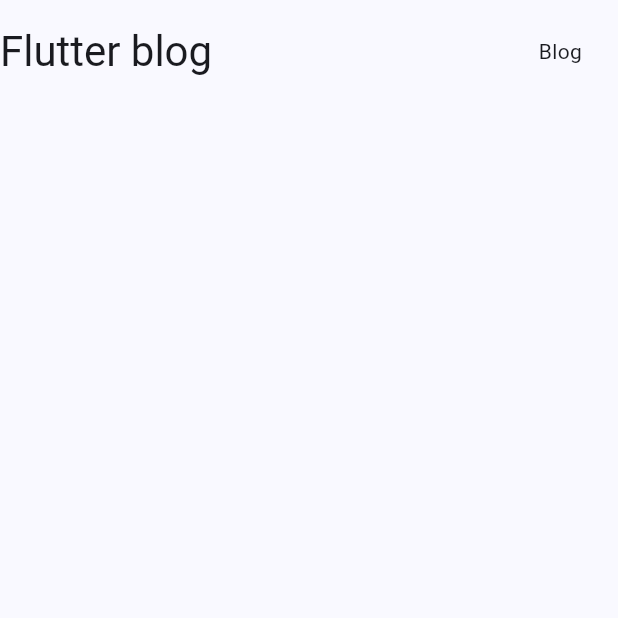
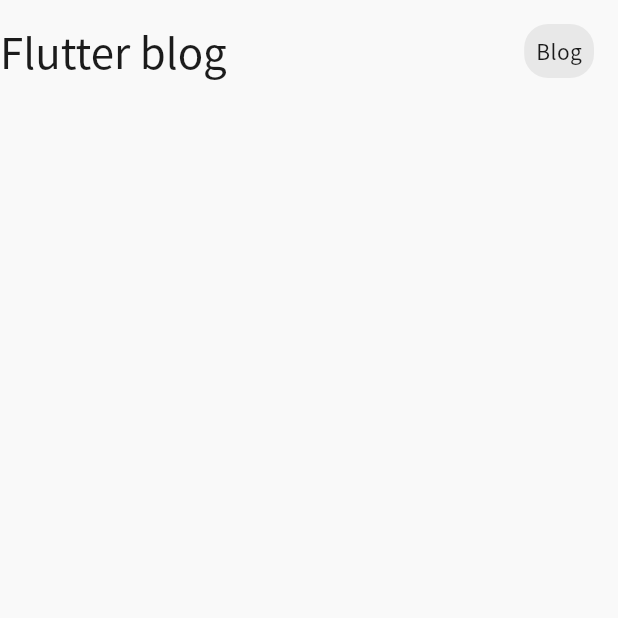
Before and after one commit to hogumachu/flutter-blog, a Flutter app: the screen it shows after launch, on a phone screen of 412 x 824 dp, the top half of it. Run offline on Flutter 3.47's test engine with Material 3 defaults, Android fonts, the phone set to English and light mode, and no system bars; our stand-ins replace google_fonts.

Commit message:
update theme

```diff
--- a/lib/bootstrap/bootstrap.dart
+++ b/lib/bootstrap/bootstrap.dart
@@ -1,5 +1,6 @@
 import 'package:flutter/material.dart';
 import 'package:flutter_blog/design_system/themes/material_theme.dart';
+import 'package:flutter_blog/design_system/themes/util.dart';
 import 'package:flutter_blog/home/home_page.dart';
 
 abstract class Bootstrap {
@@ -18,17 +19,12 @@
 
   @override
   Widget build(BuildContext context) {
-    final lightScheme = MaterialTheme.lightScheme();
-    final darkScheme = MaterialTheme.darkScheme();
+    final brightness = View.of(context).platformDispatcher.platformBrightness;
+    TextTheme textTheme =
+        createTextTheme(context, "Noto Sans KR", "Noto Sans KR");
+    MaterialTheme theme = MaterialTheme(textTheme);
     return MaterialApp(
-      theme: ThemeData(
-        colorScheme: lightScheme.toColorScheme(),
-        useMaterial3: true,
-      ),
-      darkTheme: ThemeData(
-        colorScheme: darkScheme.toColorScheme(),
-        useMaterial3: true,
-      ),
+      theme: brightness == Brightness.light ? theme.light() : theme.dark(),
       home: HomeScreen(),
     );
   }
--- a/lib/design_system/components/button/blog_text_button.dart
+++ b/lib/design_system/components/button/blog_text_button.dart
@@ -21,10 +21,10 @@
       onTap: onTap,
       child: HoverWidget(
         style: HoverStyle(
-          backgroundColor: colorScheme.surface,
+          backgroundColor: colorScheme.surfaceContainerHigh,
           borderRadius: const BorderRadius.all(Radius.circular(16)),
           contentMargin: const EdgeInsets.all(16),
-          hoverColor: colorScheme.surface.withValues(alpha: 3),
+          hoverColor: colorScheme.surfaceContainerHighest,
         ),
         builder: (context, onHover) => _render(context, onHover),
       ),
--- a/lib/design_system/themes/material_theme.dart
+++ b/lib/design_system/themes/material_theme.dart
@@ -5,122 +5,334 @@
 
   const MaterialTheme(this.textTheme);
 
-  static MaterialScheme lightScheme() {
-    return const MaterialScheme(
+  static ColorScheme lightScheme() {
+    return const ColorScheme(
       brightness: Brightness.light,
-      primary: Color(0xff445e91),
-      surfaceTint: Color(0xff445e91),
+      primary: Color(0xff0058be),
+      surfaceTint: Color(0xff005ac2),
       onPrimary: Color(0xffffffff),
-      primaryContainer: Color(0xffd8e2ff),
-      onPrimaryContainer: Color(0xff001a42),
-      secondary: Color(0xff445e91),
+      primaryContainer: Color(0xff2271e3),
+      onPrimaryContainer: Color(0xfffefcff),
+      secondary: Color(0xff006d38),
       onSecondary: Color(0xffffffff),
-      secondaryContainer: Color(0xffd8e2ff),
-      onSecondaryContainer: Color(0xff001a42),
-      tertiary: Color(0xff715573),
+      secondaryContainer: Color(0xff4cec8b),
+      onSecondaryContainer: Color(0xff006734),
+      tertiary: Color(0xff596400),
       onTertiary: Color(0xffffffff),
-      tertiaryContainer: Color(0xfffcd7fb),
-      onTertiaryContainer: Color(0xff29132d),
+      tertiaryContainer: Color(0xffddf34e),
+      onTertiaryContainer: Color(0xff616e00),
       error: Color(0xffba1a1a),
       onError: Color(0xffffffff),
       errorContainer: Color(0xffffdad6),
-      onErrorContainer: Color(0xff410002),
-      background: Color(0xfff9f9ff),
-      onBackground: Color(0xff1a1b20),
-      surface: Color(0xfff9f9ff),
-      onSurface: Color(0xff1a1b20),
-      surfaceVariant: Color(0xffe1e2ec),
-      onSurfaceVariant: Color(0xff44474f),
-      outline: Color(0xff75777f),
-      outlineVariant: Color(0xffc4c6d0),
+      onErrorContainer: Color(0xff93000a),
+      surface: Color(0xfff9f9f9),
+      onSurface: Color(0xff1b1b1b),
+      onSurfaceVariant: Color(0xff444748),
+      outline: Color(0xff747878),
+      outlineVariant: Color(0xffc4c7c8),
       shadow: Color(0xff000000),
       scrim: Color(0xff000000),
-      inverseSurface: Color(0xff2f3036),
-      inverseOnSurface: Color(0xfff0f0f7),
+      inverseSurface: Color(0xff303030),
       inversePrimary: Color(0xffaec6ff),
       primaryFixed: Color(0xffd8e2ff),
       onPrimaryFixed: Color(0xff001a42),
       primaryFixedDim: Color(0xffaec6ff),
-      onPrimaryFixedVariant: Color(0xff2b4678),
-      secondaryFixed: Color(0xffd8e2ff),
-      onSecondaryFixed: Color(0xff001a42),
-      secondaryFixedDim: Color(0xffaec6ff),
-      onSecondaryFixedVariant: Color(0xff2c4678),
-      tertiaryFixed: Color(0xfffcd7fb),
-      onTertiaryFixed: Color(0xff29132d),
-      tertiaryFixedDim: Color(0xffdebcdf),
-      onTertiaryFixedVariant: Color(0xff583e5b),
-      surfaceDim: Color(0xffd9d9e0),
-      surfaceBright: Color(0xfff9f9ff),
+      onPrimaryFixedVariant: Color(0xff004395),
+      secondaryFixed: Color(0xff62ff9b),
+      onSecondaryFixed: Color(0xff00210d),
+      secondaryFixedDim: Color(0xff3ee182),
+      onSecondaryFixedVariant: Color(0xff005228),
+      tertiaryFixed: Color(0xffd8ee49),
+      onTertiaryFixed: Color(0xff191e00),
+      tertiaryFixedDim: Color(0xffbcd12d),
+      onTertiaryFixedVariant: Color(0xff424b00),
+      surfaceDim: Color(0xffdadada),
+      surfaceBright: Color(0xfff9f9f9),
       surfaceContainerLowest: Color(0xffffffff),
-      surfaceContainerLow: Color(0xfff3f3fa),
-      surfaceContainer: Color(0xffeeedf4),
-      surfaceContainerHigh: Color(0xffe8e7ef),
-      surfaceContainerHighest: Color(0xffe2e2e9),
+      surfaceContainerLow: Color(0xfff3f3f3),
+      surfaceContainer: Color(0xffeeeeee),
+      surfaceContainerHigh: Color(0xffe8e8e8),
+      surfaceContainerHighest: Color(0xffe2e2e2),
     );
   }
 
   ThemeData light() {
-    return theme(lightScheme().toColorScheme());
+    return theme(lightScheme());
   }
 
-  static MaterialScheme darkScheme() {
-    return const MaterialScheme(
+  static ColorScheme lightMediumContrastScheme() {
+    return const ColorScheme(
+      brightness: Brightness.light,
+      primary: Color(0xff003475),
+      surfaceTint: Color(0xff005ac2),
+      onPrimary: Color(0xffffffff),
+      primaryContainer: Color(0xff1069db),
+      onPrimaryContainer: Color(0xffffffff),
+      secondary: Color(0xff003f1e),
+      onSecondary: Color(0xffffffff),
+      secondaryContainer: Color(0xff007e41),
+      onSecondaryContainer: Color(0xffffffff),
+      tertiary: Color(0xff333a00),
+      onTertiary: Color(0xffffffff),
+      tertiaryContainer: Color(0xff667400),
+      onTertiaryContainer: Color(0xffffffff),
+      error: Color(0xff740006),
+      onError: Color(0xffffffff),
+      errorContainer: Color(0xffcf2c27),
+      onErrorContainer: Color(0xffffffff),
+      surface: Color(0xfff9f9f9),
+      onSurface: Color(0xff111111),
+      onSurfaceVariant: Color(0xff333738),
+      outline: Color(0xff4f5354),
+      outlineVariant: Color(0xff6a6e6e),
+      shadow: Color(0xff000000),
+      scrim: Color(0xff000000),
+      inverseSurface: Color(0xff303030),
+      inversePrimary: Color(0xffaec6ff),
+      primaryFixed: Color(0xff1069db),
+      onPrimaryFixed: Color(0xffffffff),
+      primaryFixedDim: Color(0xff0051b0),
+      onPrimaryFixedVariant: Color(0xffffffff),
+      secondaryFixed: Color(0xff007e41),
+      onSecondaryFixed: Color(0xffffffff),
+      secondaryFixedDim: Color(0xff006231),
+      onSecondaryFixedVariant: Color(0xffffffff),
+      tertiaryFixed: Color(0xff667400),
+      onTertiaryFixed: Color(0xffffffff),
+      tertiaryFixedDim: Color(0xff4f5a00),
+      onTertiaryFixedVariant: Color(0xffffffff),
+      surfaceDim: Color(0xffc6c6c6),
+      surfaceBright: Color(0xfff9f9f9),
+      surfaceContainerLowest: Color(0xffffffff),
+      surfaceContainerLow: Color(0xfff3f3f3),
+      surfaceContainer: Color(0xffe8e8e8),
+      surfaceContainerHigh: Color(0xffdddddd),
+      surfaceContainerHighest: Color(0xffd1d1d1),
+    );
+  }
+
+  ThemeData lightMediumContrast() {
+    return theme(lightMediumContrastScheme());
+  }
+
+  static ColorScheme lightHighContrastScheme() {
+    return const ColorScheme(
+      brightness: Brightness.light,
+      primary: Color(0xff002a62),
+      surfaceTint: Color(0xff005ac2),
+      onPrimary: Color(0xffffffff),
+      primaryContainer: Color(0xff004699),
+      onPrimaryContainer: Color(0xffffffff),
+      secondary: Color(0xff003417),
+      onSecondary: Color(0xffffffff),
+      secondaryContainer: Color(0xff00552a),
+      onSecondaryContainer: Color(0xffffffff),
+      tertiary: Color(0xff292f00),
+      onTertiary: Color(0xffffffff),
+      tertiaryContainer: Color(0xff454e00),
+      onTertiaryContainer: Color(0xffffffff),
+      error: Color(0xff600004),
+      onError: Color(0xffffffff),
+      errorContainer: Color(0xff98000a),
+      onErrorContainer: Color(0xffffffff),
+      surface: Color(0xfff9f9f9),
+      onSurface: Color(0xff000000),
+      onSurfaceVariant: Color(0xff000000),
+      outline: Color(0xff292d2d),
+      outlineVariant: Color(0xff464a4a),
+      shadow: Color(0xff000000),
+      scrim: Color(0xff000000),
+      inverseSurface: Color(0xff303030),
+      inversePrimary: Color(0xffaec6ff),
+      primaryFixed: Color(0xff004699),
+      onPrimaryFixed: Color(0xffffffff),
+      primaryFixedDim: Color(0xff00306e),
+      onPrimaryFixedVariant: Color(0xffffffff),
+      secondaryFixed: Color(0xff00552a),
+      onSecondaryFixed: Color(0xffffffff),
+      secondaryFixedDim: Color(0xff003b1c),
+      onSecondaryFixedVariant: Color(0xffffffff),
+      tertiaryFixed: Color(0xff454e00),
+      onTertiaryFixed: Color(0xffffffff),
+      tertiaryFixedDim: Color(0xff2f3600),
+      onTertiaryFixedVariant: Color(0xffffffff),
+      surfaceDim: Color(0xffb9b9b9),
+      surfaceBright: Color(0xfff9f9f9),
+      surfaceContainerLowest: Color(0xffffffff),
+      surfaceContainerLow: Color(0xfff1f1f1),
+      surfaceContainer: Color(0xffe2e2e2),
+      surfaceContainerHigh: Color(0xffd4d4d4),
+      surfaceContainerHighest: Color(0xffc6c6c6),
+    );
+  }
+
+  ThemeData lightHighContrast() {
+    return theme(lightHighContrastScheme());
+  }
+
+  static ColorScheme darkScheme() {
+    return const ColorScheme(
       brightness: Brightness.dark,
       primary: Color(0xffaec6ff),
       surfaceTint: Color(0xffaec6ff),
-      onPrimary: Color(0xff112f60),
-      primaryContainer: Color(0xff2b4678),
-      onPrimaryContainer: Color(0xffd8e2ff),
-      secondary: Color(0xffaec6ff),
-      onSecondary: Color(0xff112f60),
-      secondaryContainer: Color(0xff2c4678),
-      onSecondaryContainer: Color(0xffd8e2ff),
-      tertiary: Color(0xffdebcdf),
-      onTertiary: Color(0xff402843),
-      tertiaryContainer: Color(0xff583e5b),
-      onTertiaryContainer: Color(0xfffcd7fb),
+      onPrimary: Color(0xff002e6a),
+      primaryContainer: Color(0xff4d8eff),
+      onPrimaryContainer: Color(0xff002558),
+      secondary: Color(0xffafffc1),
+      onSecondary: Color(0xff00391a),
+      secondaryContainer: Color(0xff4cec8b),
+      onSecondaryContainer: Color(0xff006734),
+      tertiary: Color(0xffffffff),
+      onTertiary: Color(0xff2d3400),
+      tertiaryContainer: Color(0xffd8ee49),
+      onTertiaryContainer: Color(0xff5e6a00),
       error: Color(0xffffb4ab),
       onError: Color(0xff690005),
       errorContainer: Color(0xff93000a),
       onErrorContainer: Color(0xffffdad6),
-      background: Color(0xff111318),
-      onBackground: Color(0xffe2e2e9),
-      surface: Color(0xff111318),
-      onSurface: Color(0xffe2e2e9),
-      surfaceVariant: Color(0xff44474f),
-      onSurfaceVariant: Color(0xffc4c6d0),
-      outline: Color(0xff8e9099),
-      outlineVariant: Color(0xff44474f),
+      surface: Color(0xff131313),
+      onSurface: Color(0xffe2e2e2),
+      onSurfaceVariant: Color(0xffc4c7c8),
+      outline: Color(0xff8e9192),
+      outlineVariant: Color(0xff444748),
       shadow: Color(0xff000000),
       scrim: Color(0xff000000),
-      inverseSurface: Color(0xffe2e2e9),
-      inverseOnSurface: Color(0xff2f3036),
-      inversePrimary: Color(0xff445e91),
+      inverseSurface: Color(0xffe2e2e2),
+      inversePrimary: Color(0xff005ac2),
       primaryFixed: Color(0xffd8e2ff),
       onPrimaryFixed: Color(0xff001a42),
       primaryFixedDim: Color(0xffaec6ff),
-      onPrimaryFixedVariant: Color(0xff2b4678),
-      secondaryFixed: Color(0xffd8e2ff),
-      onSecondaryFixed: Color(0xff001a42),
-      secondaryFixedDim: Color(0xffaec6ff),
-      onSecondaryFixedVariant: Color(0xff2c4678),
-      tertiaryFixed: Color(0xfffcd7fb),
-      onTertiaryFixed: Color(0xff29132d),
-      tertiaryFixedDim: Color(0xffdebcdf),
-      onTertiaryFixedVariant: Color(0xff583e5b),
-      surfaceDim: Color(0xff111318),
-      surfaceBright: Color(0xff37393e),
-      surfaceContainerLowest: Color(0xff0c0e13),
-      surfaceContainerLow: Color(0xff1a1b20),
-      surfaceContainer: Color(0xff1e1f25),
-      surfaceContainerHigh: Color(0xff282a2f),
-      surfaceContainerHighest: Color(0xff33353a),
+      onPrimaryFixedVariant: Color(0xff004395),
+      secondaryFixed: Color(0xff62ff9b),
+      onSecondaryFixed: Color(0xff00210d),
+      secondaryFixedDim: Color(0xff3ee182),
+      onSecondaryFixedVariant: Color(0xff005228),
+      tertiaryFixed: Color(0xffd8ee49),
+      onTertiaryFixed: Color(0xff191e00),
+      tertiaryFixedDim: Color(0xffbcd12d),
+      onTertiaryFixedVariant: Color(0xff424b00),
+      surfaceDim: Color(0xff131313),
+      surfaceBright: Color(0xff393939),
+      surfaceContainerLowest: Color(0xff0e0e0e),
+      surfaceContainerLow: Color(0xff1b1b1b),
+      surfaceContainer: Color(0xff1f1f1f),
+      surfaceContainerHigh: Color(0xff2a2a2a),
+      surfaceContainerHighest: Color(0xff353535),
     );
   }
 
   ThemeData dark() {
-    return theme(darkScheme().toColorScheme());
+    return theme(darkScheme());
+  }
+
+  static ColorScheme darkMediumContrastScheme() {
+    return const ColorScheme(
+      brightness: Brightness.dark,
+      primary: Color(0xffcfdcff),
+      surfaceTint: Color(0xffaec6ff),
+      onPrimary: Color(0xff002455),
+      primaryContainer: Color(0xff4d8eff),
+      onPrimaryContainer: Color(0xff000000),
+      secondary: Color(0xffafffc1),
+      onSecondary: Color(0xff00391a),
+      secondaryContainer: Color(0xff4cec8b),
+      onSecondaryContainer: Color(0xff004722),
+      tertiary: Color(0xffffffff),
+      onTertiary: Color(0xff2d3400),
+      tertiaryContainer: Color(0xffd8ee49),
+      onTertiaryContainer: Color(0xff434d00),
+      error: Color(0xffffd2cc),
+      onError: Color(0xff540003),
+      errorContainer: Color(0xffff5449),
+      onErrorContainer: Color(0xff000000),
+      surface: Color(0xff131313),
+      onSurface: Color(0xffffffff),
+      onSurfaceVariant: Color(0xffdadddd),
+      outline: Color(0xffafb2b3),
+      outlineVariant: Color(0xff8d9191),
+      shadow: Color(0xff000000),
+      scrim: Color(0xff000000),
+      inverseSurface: Color(0xffe2e2e2),
+      inversePrimary: Color(0xff004597),
+      primaryFixed: Color(0xffd8e2ff),
+      onPrimaryFixed: Color(0xff00102e),
+      primaryFixedDim: Color(0xffaec6ff),
+      onPrimaryFixedVariant: Color(0xff003475),
+      secondaryFixed: Color(0xff62ff9b),
+      onSecondaryFixed: Color(0xff001506),
+      secondaryFixedDim: Color(0xff3ee182),
+      onSecondaryFixedVariant: Color(0xff003f1e),
+      tertiaryFixed: Color(0xffd8ee49),
+      onTertiaryFixed: Color(0xff0f1300),
+      tertiaryFixedDim: Color(0xffbcd12d),
+      onTertiaryFixedVariant: Color(0xff333a00),
+      surfaceDim: Color(0xff131313),
+      surfaceBright: Color(0xff444444),
+      surfaceContainerLowest: Color(0xff070707),
+      surfaceContainerLow: Color(0xff1d1d1d),
+      surfaceContainer: Color(0xff282828),
+      surfaceContainerHigh: Color(0xff323232),
+      surfaceContainerHighest: Color(0xff3e3e3e),
+    );
+  }
+
+  ThemeData darkMediumContrast() {
+    return theme(darkMediumContrastScheme());
+  }
+
+  static ColorScheme darkHighContrastScheme() {
+    return const ColorScheme(
+      brightness: Brightness.dark,
+      primary: Color(0xffecefff),
+      surfaceTint: Color(0xffaec6ff),
+      onPrimary: Color(0xff000000),
+      primaryContainer: Color(0xffa7c2ff),
+      onPrimaryContainer: Color(0xff000a22),
+      secondary: Color(0xffbfffcc),
+      onSecondary: Color(0xff000000),
+      secondaryContainer: Color(0xff4cec8b),
+      onSecondaryContainer: Color(0xff00220d),
+      tertiary: Color(0xffffffff),
+      onTertiary: Color(0xff000000),
+      tertiaryContainer: Color(0xffd8ee49),
+      onTertiaryContainer: Color(0xff272d00),
+      error: Color(0xffffece9),
+      onError: Color(0xff000000),
+      errorContainer: Color(0xffffaea4),
+      onErrorContainer: Color(0xff220001),
+      surface: Color(0xff131313),
+      onSurface: Color(0xffffffff),
+      onSurfaceVariant: Color(0xffffffff),
+      outline: Color(0xffeef0f1),
+      outlineVariant: Color(0xffc0c3c4),
+      shadow: Color(0xff000000),
+      scrim: Color(0xff000000),
+      inverseSurface: Color(0xffe2e2e2),
+      inversePrimary: Color(0xff004597),
+      primaryFixed: Color(0xffd8e2ff),
+      onPrimaryFixed: Color(0xff000000),
+      primaryFixedDim: Color(0xffaec6ff),
+      onPrimaryFixedVariant: Color(0xff00102e),
+      secondaryFixed: Color(0xff62ff9b),
+      onSecondaryFixed: Color(0xff000000),
+      secondaryFixedDim: Color(0xff3ee182),
+      onSecondaryFixedVariant: Color(0xff001506),
+      tertiaryFixed: Color(0xffd8ee49),
+      onTertiaryFixed: Color(0xff000000),
+      tertiaryFixedDim: Color(0xffbcd12d),
+      onTertiaryFixedVariant: Color(0xff0f1300),
+      surfaceDim: Color(0xff131313),
+      surfaceBright: Color(0xff505050),
+      surfaceContainerLowest: Color(0xff000000),
+      surfaceContainerLow: Color(0xff1f1f1f),
+      surfaceContainer: Color(0xff303030),
+      surfaceContainerHigh: Color(0xff3b3b3b),
+      surfaceContainerHighest: Color(0xff474747),
+    );
+  }
+
+  ThemeData darkHighContrast() {
+    return theme(darkHighContrastScheme());
   }
 
   ThemeData theme(ColorScheme colorScheme) => ThemeData(
@@ -136,147 +348,6 @@
       );
 
   List<ExtendedColor> get extendedColors => [];
-}
-
-class MaterialScheme {
-  const MaterialScheme({
-    required this.brightness,
-    required this.primary,
-    required this.surfaceTint,
-    required this.onPrimary,
-    required this.primaryContainer,
-    required this.onPrimaryContainer,
-    required this.secondary,
-    required this.onSecondary,
-    required this.secondaryContainer,
-    required this.onSecondaryContainer,
-    required this.tertiary,
-    required this.onTertiary,
-    required this.tertiaryContainer,
-    required this.onTertiaryContainer,
-    required this.error,
-    required this.onError,
-    required this.errorContainer,
-    required this.onErrorContainer,
-    required this.background,
-    required this.onBackground,
-    required this.surface,
-    required this.onSurface,
-    required this.surfaceVariant,
-    required this.onSurfaceVariant,
-    required this.outline,
-    required this.outlineVariant,
-    required this.shadow,
-    required this.scrim,
-    required this.inverseSurface,
-    required this.inverseOnSurface,
-    required this.inversePrimary,
-    required this.primaryFixed,
-    required this.onPrimaryFixed,
-    required this.primaryFixedDim,
-    required this.onPrimaryFixedVariant,
-    required this.secondaryFixed,
-    required this.onSecondaryFixed,
-    required this.secondaryFixedDim,
-    required this.onSecondaryFixedVariant,
-    required this.tertiaryFixed,
-    required this.onTertiaryFixed,
-    required this.tertiaryFixedDim,
-    required this.onTertiaryFixedVariant,
-    required this.surfaceDim,
-    required this.surfaceBright,
-    required this.surfaceContainerLowest,
-    required this.surfaceContainerLow,
-    required this.surfaceContainer,
-    required this.surfaceContainerHigh,
-    required this.surfaceContainerHighest,
-  });
-
-  final Brightness brightness;
-  final Color primary;
-  final Color surfaceTint;
-  final Color onPrimary;
-  final Color primaryContainer;
-  final Color onPrimaryContainer;
-  final Color secondary;
-  final Color onSecondary;
-  final Color secondaryContainer;
-  final Color onSecondaryContainer;
-  final Color tertiary;
-  final Color onTertiary;
-  final Color tertiaryContainer;
-  final Color onTertiaryContainer;
-  final Color error;
-  final Color onError;
-  final Color errorContainer;
-  final Color onErrorContainer;
-  final Color background;
-  final Color onBackground;
-  final Color surface;
-  final Color onSurface;
-  final Color surfaceVariant;
-  final Color onSurfaceVariant;
-  final Color outline;
-  final Color outlineVariant;
-  final Color shadow;
-  final Color scrim;
-  final Color inverseSurface;
-  final Color inverseOnSurface;
-  final Color inversePrimary;
-  final Color primaryFixed;
-  final Color onPrimaryFixed;
-  final Color primaryFixedDim;
-  final Color onPrimaryFixedVariant;
-  final Color secondaryFixed;
-  final Color onSecondaryFixed;
-  final Color secondaryFixedDim;
-  final Color onSecondaryFixedVariant;
-  final Color tertiaryFixed;
-  final Color onTertiaryFixed;
-  final Color tertiaryFixedDim;
-  final Color onTertiaryFixedVariant;
-  final Color surfaceDim;
-  final Color surfaceBright;
-  final Color surfaceContainerLowest;
-  final Color surfaceContainerLow;
-  final Color surfaceContainer;
-  final Color surfaceContainerHigh;
-  final Color surfaceContainerHighest;
-}
-
-extension MaterialSchemeUtils on MaterialScheme {
-  ColorScheme toColorScheme() {
-    return ColorScheme(
-      brightness: brightness,
-      primary: primary,
-      onPrimary: onPrimary,
-      primaryContainer: primaryContainer,
-      onPrimaryContainer: onPrimaryContainer,
-      secondary: secondary,
-      onSecondary: onSecondary,
-      secondaryContainer: secondaryContainer,
-      onSecondaryContainer: onSecondaryContainer,
-      tertiary: tertiary,
-      onTertiary: onTertiary,
-      tertiaryContainer: tertiaryContainer,
-      onTertiaryContainer: onTertiaryContainer,
-      error: error,
-      onError: onError,
-      errorContainer: errorContainer,
-      onErrorContainer: onErrorContainer,
-      surface: surface,
-      onSurface: onSurface,
-      surfaceContainerHighest: surfaceContainerHighest,
-      onSurfaceVariant: onSurfaceVariant,
-      outline: outline,
-      outlineVariant: outlineVariant,
-      shadow: shadow,
-      scrim: scrim,
-      inverseSurface: inverseSurface,
-      onInverseSurface: inverseOnSurface,
-      inversePrimary: inversePrimary,
-    );
-  }
 }
 
 class ExtendedColor {
--- /dev/null
+++ b/lib/design_system/themes/util.dart
@@ -0,0 +1,20 @@
+import 'package:flutter/material.dart';
+import 'package:google_fonts/google_fonts.dart';
+
+TextTheme createTextTheme(
+    BuildContext context, String bodyFontString, String displayFontString) {
+  TextTheme baseTextTheme = Theme.of(context).textTheme;
+  TextTheme bodyTextTheme =
+      GoogleFonts.getTextTheme(bodyFontString, baseTextTheme);
+  TextTheme displayTextTheme =
+      GoogleFonts.getTextTheme(displayFontString, baseTextTheme);
+  TextTheme textTheme = displayTextTheme.copyWith(
+    bodyLarge: bodyTextTheme.bodyLarge,
+    bodyMedium: bodyTextTheme.bodyMedium,
+    bodySmall: bodyTextTheme.bodySmall,
+    labelLarge: bodyTextTheme.labelLarge,
+    labelMedium: bodyTextTheme.labelMedium,
+    labelSmall: bodyTextTheme.labelSmall,
+  );
+  return textTheme;
+}
--- a/pubspec.yaml
+++ b/pubspec.yaml
@@ -10,6 +10,7 @@
   flutter:
     sdk: flutter
   flutter_bloc: ^9.1.0
+  google_fonts: ^6.2.1
 
 dev_dependencies:
   flutter_test:
```
Also changed, not shown: pubspec.lock, 7 other files.
